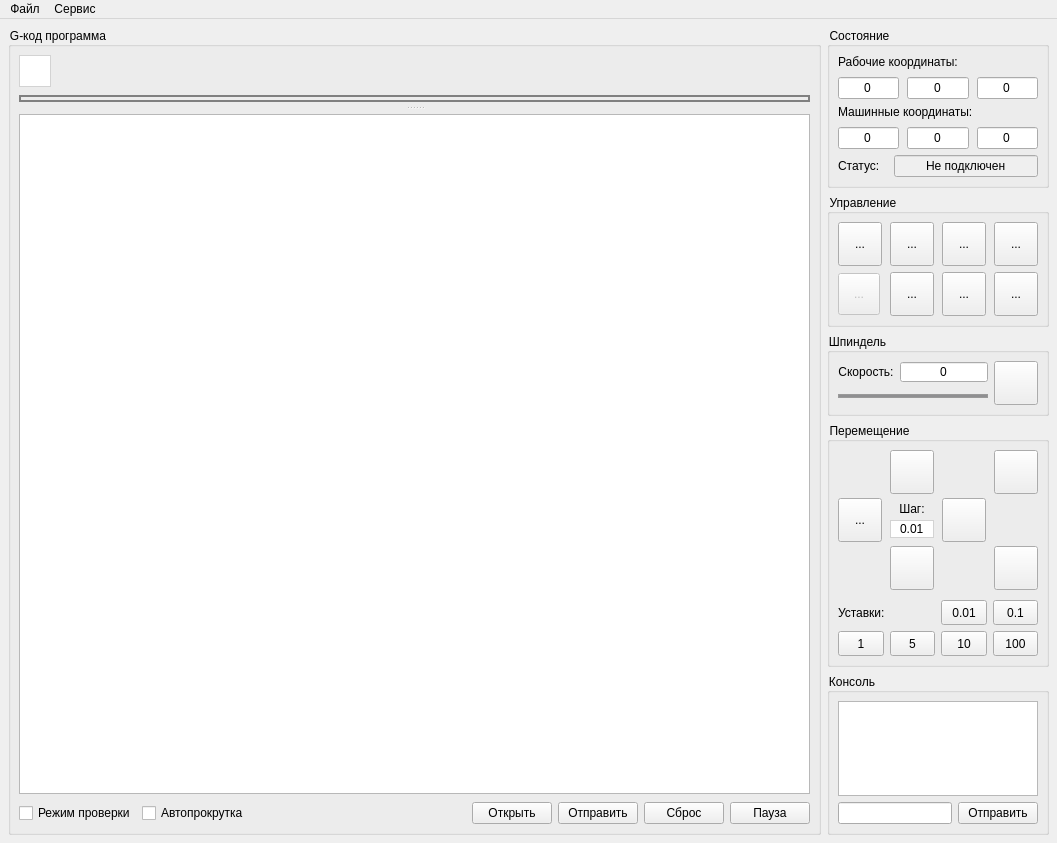
The window that frmmain.ui (Denvi/Candle) describes before a commit, drawn with Qt 5.
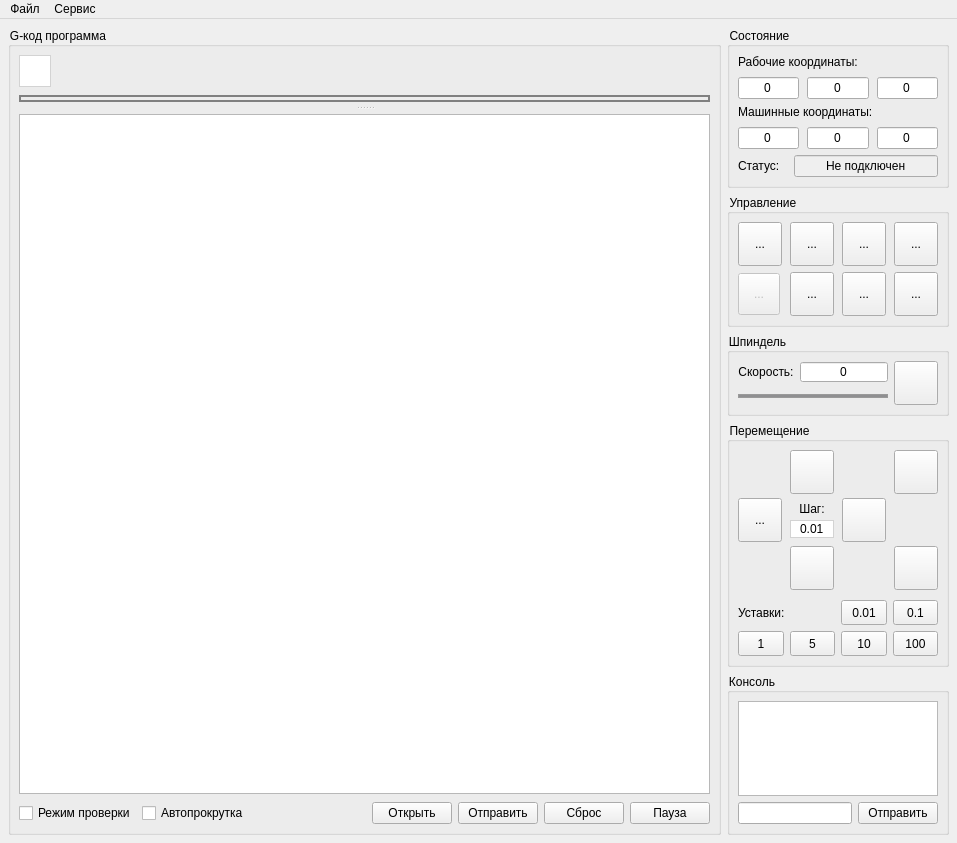
The same window after the commit. Icons and pictures are not drawn. Custom widgets are drawn as their Qt base class.

The edit to the form file:
```diff
--- a/frmmain.ui
+++ b/frmmain.ui
@@ -6,7 +6,7 @@
    <rect>
     <x>0</x>
     <y>0</y>
-    <width>1057</width>
+    <width>957</width>
     <height>843</height>
    </rect>
   </property>
@@ -1378,7 +1378,7 @@
     <rect>
      <x>0</x>
      <y>0</y>
-     <width>1057</width>
+     <width>957</width>
      <height>26</height>
     </rect>
    </property>
```
